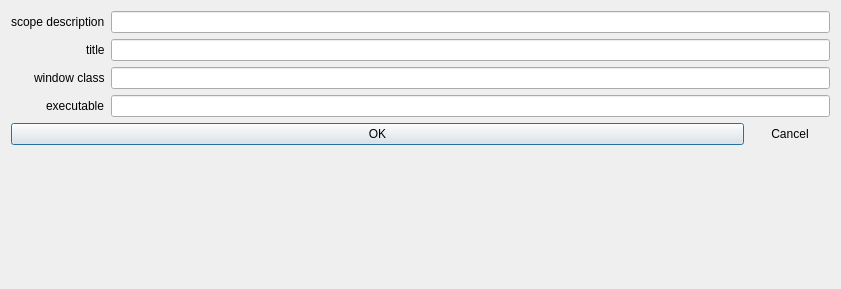
ewerybody/a2, file ui/a2widget/a2hotkey/scope_dialog.ui: the form before one commit.
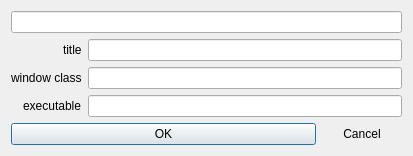
The form after the commit. Custom widgets are drawn as their Qt base class.

Commit message: new scope dialog under a2hotkey

```diff
--- a/ui/a2widget/a2hotkey/scope_dialog.ui
+++ b/ui/a2widget/a2hotkey/scope_dialog.ui
@@ -6,8 +6,8 @@
    <rect>
     <x>0</x>
     <y>0</y>
-    <width>841</width>
-    <height>289</height>
+    <width>413</width>
+    <height>152</height>
    </rect>
   </property>
   <property name="windowTitle">
@@ -20,23 +20,6 @@
    <property name="labelAlignment">
     <set>Qt::AlignRight|Qt::AlignTrailing|Qt::AlignVCenter</set>
    </property>
-   <item row="0" column="0">
-    <widget class="QLabel" name="label">
-     <property name="text">
-      <string>scope description</string>
-     </property>
-    </widget>
-   </item>
-   <item row="0" column="1">
-    <widget class="A2ButtonField" name="scope_string">
-     <property name="toolTip">
-      <string notr="true"/>
-     </property>
-     <property name="readOnly">
-      <bool>true</bool>
-     </property>
-    </widget>
-   </item>
    <item row="1" column="0">
     <widget class="QLabel" name="label_2">
      <property name="text">
@@ -88,6 +71,16 @@
      </item>
     </layout>
    </item>
+   <item row="0" column="0" colspan="2">
+    <widget class="A2ButtonField" name="scope_string">
+     <property name="toolTip">
+      <string notr="true"/>
+     </property>
+     <property name="readOnly">
+      <bool>true</bool>
+     </property>
+    </widget>
+   </item>
   </layout>
  </widget>
  <customwidgets>
```
The commit also changes 4 other files.
